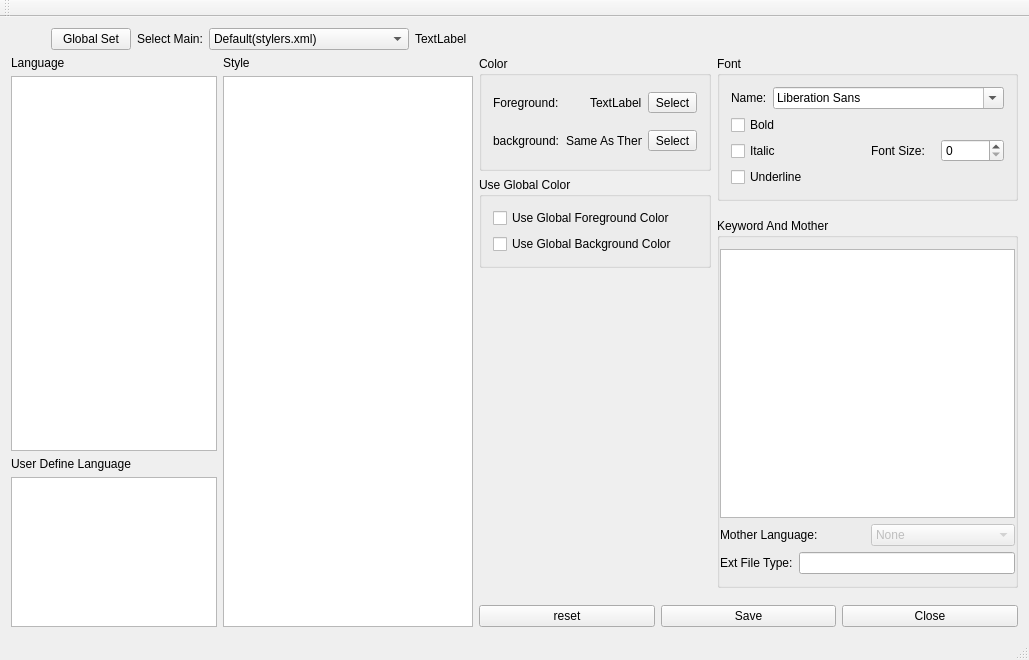
Above: src/qtlangset.ui from chenrongbiao/notepad before the change. Below: the same form after it.
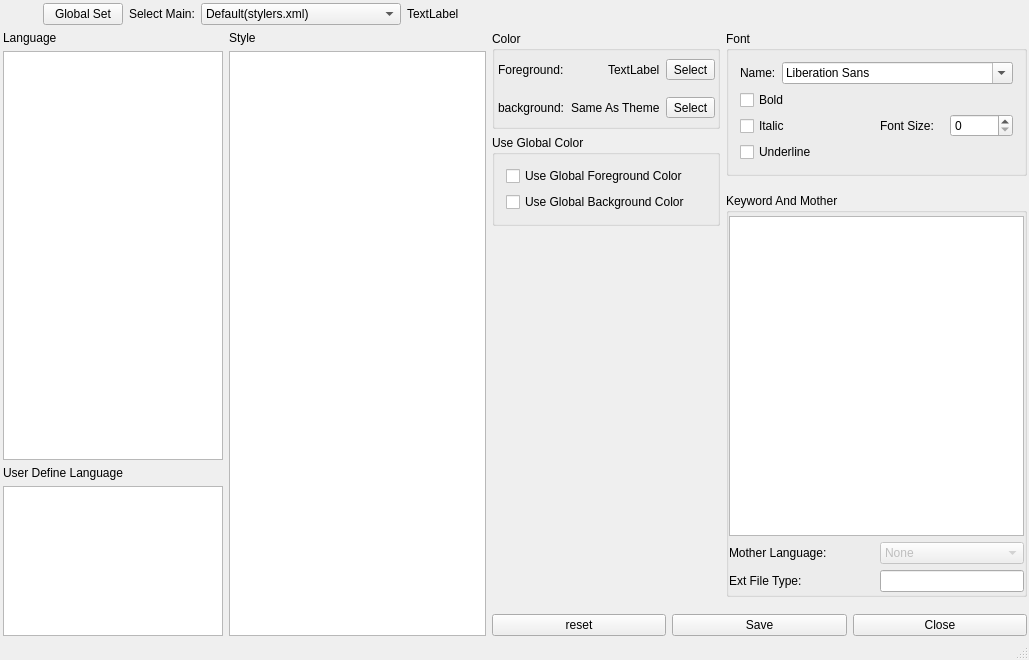
That is the form after the change. Icons and pictures are not drawn.

```diff
--- a/src/qtlangset.ui
+++ b/src/qtlangset.ui
@@ -19,6 +19,18 @@
   </property>
   <widget class="QWidget" name="centralWidget">
    <layout class="QVBoxLayout" name="verticalLayout_13">
+    <property name="leftMargin">
+     <number>3</number>
+    </property>
+    <property name="topMargin">
+     <number>3</number>
+    </property>
+    <property name="rightMargin">
+     <number>2</number>
+    </property>
+    <property name="bottomMargin">
+     <number>2</number>
+    </property>
     <item>
      <layout class="QHBoxLayout" name="horizontalLayout_8">
       <item>
@@ -264,6 +276,18 @@
                <string>Color</string>
               </property>
               <layout class="QVBoxLayout" name="verticalLayout_6">
+               <property name="leftMargin">
+                <number>3</number>
+               </property>
+               <property name="topMargin">
+                <number>3</number>
+               </property>
+               <property name="rightMargin">
+                <number>2</number>
+               </property>
+               <property name="bottomMargin">
+                <number>2</number>
+               </property>
                <item>
                 <layout class="QHBoxLayout" name="horizontalLayout_6">
                  <item>
@@ -480,9 +504,15 @@
                    <property name="leftMargin">
                     <number>0</number>
                    </property>
+                   <property name="topMargin">
+                    <number>3</number>
+                   </property>
                    <property name="rightMargin">
                     <number>0</number>
                    </property>
+                   <property name="bottomMargin">
+                    <number>2</number>
+                   </property>
                    <item>
                     <widget class="QPlainTextEdit" name="keywordTe">
                      <property name="readOnly">
@@ -491,7 +521,7 @@
                     </widget>
                    </item>
                    <item>
-                    <layout class="QHBoxLayout" name="horizontalLayout">
+                    <layout class="QHBoxLayout" name="horizontalLayout" stretch="1,1">
                      <item>
                       <widget class="QLabel" name="label_6">
                        <property name="text">
@@ -519,7 +549,7 @@
                     </layout>
                    </item>
                    <item>
-                    <layout class="QHBoxLayout" name="horizontalLayout_5">
+                    <layout class="QHBoxLayout" name="horizontalLayout_5" stretch="1,1">
                      <item>
                       <widget class="QLabel" name="label_9">
                        <property name="text">
@@ -632,24 +662,6 @@
     </item>
    </layout>
   </widget>
-  <widget class="QMenuBar" name="menuBar">
-   <property name="geometry">
-    <rect>
-     <x>0</x>
-     <y>0</y>
-     <width>1029</width>
-     <height>23</height>
-    </rect>
-   </property>
-  </widget>
-  <widget class="QToolBar" name="mainToolBar">
-   <attribute name="toolBarArea">
-    <enum>TopToolBarArea</enum>
-   </attribute>
-   <attribute name="toolBarBreak">
-    <bool>false</bool>
-   </attribute>
-  </widget>
   <widget class="QStatusBar" name="statusBar"/>
  </widget>
  <layoutdefault spacing="6" margin="11"/>
```
